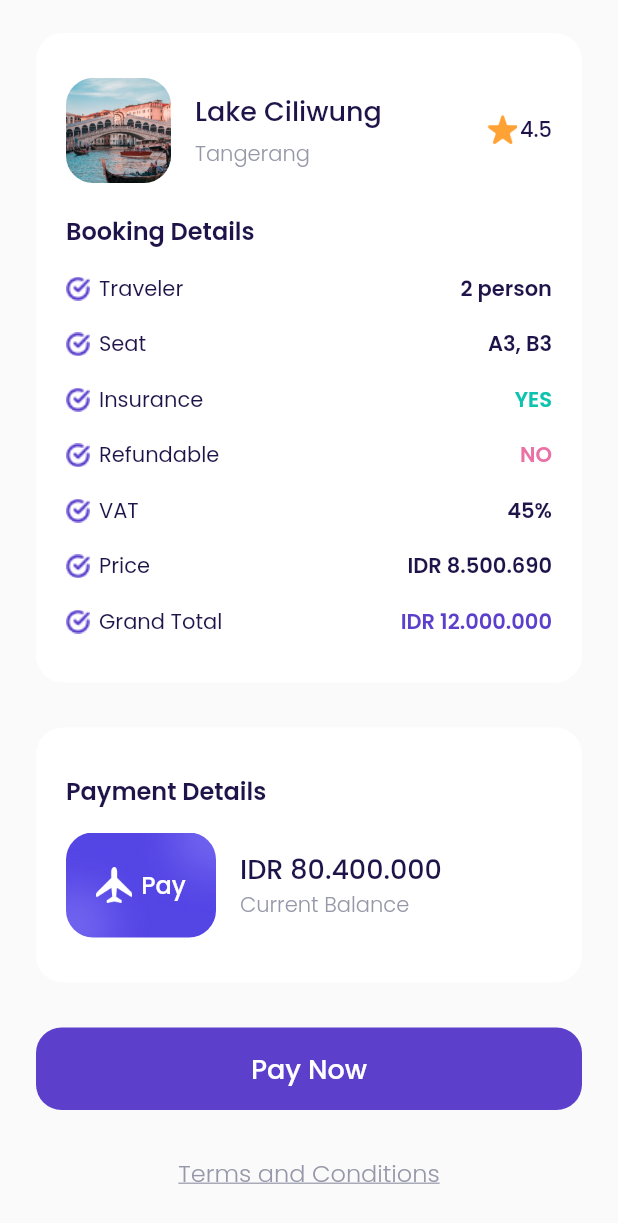
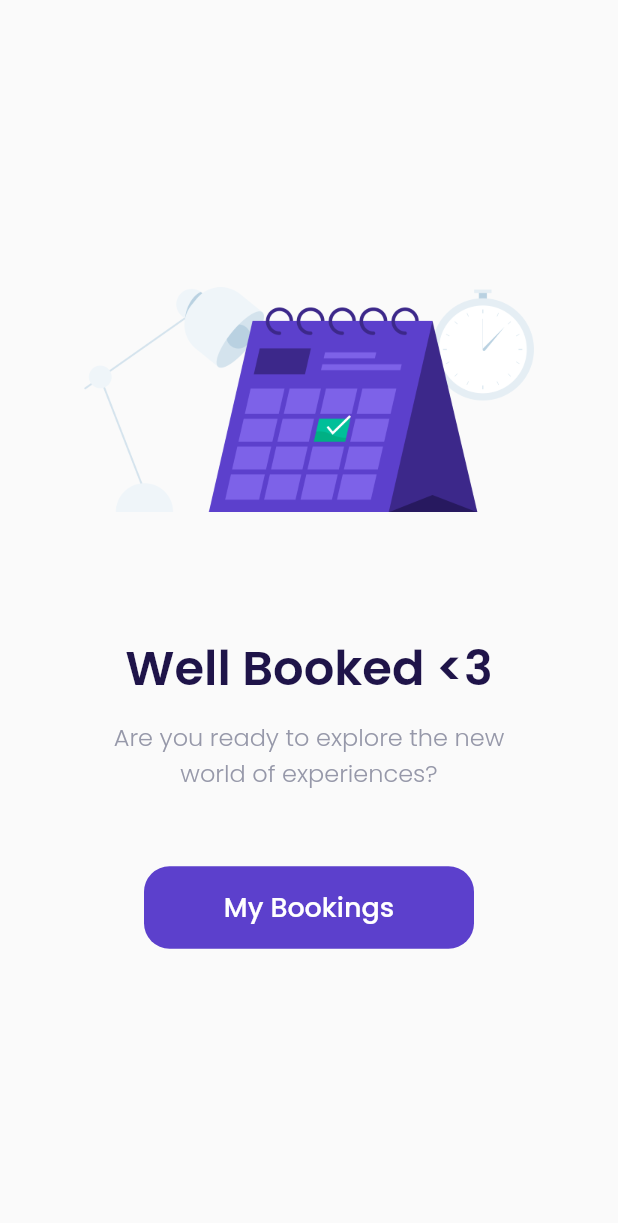
Before and after one commit to Nurhiman20/travel-flight-booking-app, a Flutter app: the CheckoutPage screen opened directly, scrolled down 180 dp, after a tap on "Pay Now", on a phone screen of 412 x 824 dp. Shown: the top 1223 px of the screen. Run offline on Flutter 3.47's test engine with Material 2 defaults, Android fonts, the phone set to English and light mode, and no system bars; our stand-ins replace google_fonts.

Commit message:
:sparkles: feat(Success checkout): Slicing page

```diff
--- a/lib/ui/pages/checkout_page.dart
+++ b/lib/ui/pages/checkout_page.dart
@@ -1,4 +1,5 @@
 import 'package:airplane/shared/theme.dart';
+import 'package:airplane/ui/pages/success_checkout_page.dart';
 import 'package:airplane/ui/widgets/booking_details_item.dart';
 import 'package:airplane/ui/widgets/custom_button.dart';
 import 'package:flutter/material.dart';
@@ -244,7 +245,12 @@ class CheckoutPage extends StatelessWidget {
     Widget payNowButton() {
       return CustomButton(
         title: 'Pay Now',
-        onPressed: () {},
+        onPressed: () {
+          Navigator.push(
+              context,
+              MaterialPageRoute(
+                  builder: (context) => const SuccessCheckoutPage()));
+        },
         margin: const EdgeInsets.only(top: 30),
       );
     }
--- /dev/null
+++ b/lib/ui/pages/success_checkout_page.dart
@@ -0,0 +1,51 @@
+import 'package:airplane/shared/theme.dart';
+import 'package:airplane/ui/widgets/custom_button.dart';
+import 'package:flutter/material.dart';
+
+class SuccessCheckoutPage extends StatelessWidget {
+  const SuccessCheckoutPage({super.key});
+
+  @override
+  Widget build(BuildContext context) {
+    return Scaffold(
+      backgroundColor: kBackgroundColor,
+      body: Center(
+        child: Column(
+          mainAxisAlignment: MainAxisAlignment.center,
+          children: [
+            Container(
+              width: 300,
+              height: 150,
+              margin: const EdgeInsets.only(bottom: 80),
+              decoration: const BoxDecoration(
+                  image: DecorationImage(
+                      image: AssetImage('assets/image_success.png'))),
+            ),
+            Text(
+              'Well Booked <3',
+              style:
+                  blackTextStyle.copyWith(fontSize: 32, fontWeight: semiBold),
+            ),
+            const SizedBox(
+              height: 10,
+            ),
+            Text(
+              'Are you ready to explore the new\nworld of experiences?',
+              style: greyTextStyle.copyWith(fontSize: 16, fontWeight: light),
+              textAlign: TextAlign.center,
+            ),
+            CustomButton(
+              title: 'My Bookings',
+              onPressed: () {
+                Navigator.pushNamedAndRemoveUntil(
+                    context, '/main', (route) => false);
+              },
+              width: 220,
+              margin: const EdgeInsets.only(top: 50),
+            )
+          ],
+        ),
+      ),
+    );
+  }
+}
```
